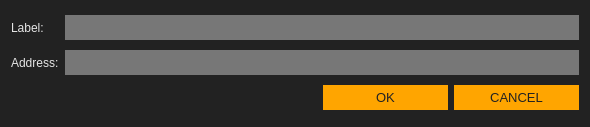
First picture: the form in src/gui/ui/newaddressdialog.ui, repository ConcealNetwork/conceal-desktop, before the edit.
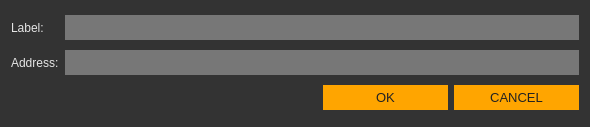
Second picture: the form after the edit.

Diff of the .ui file:
```diff
--- a/src/gui/ui/newaddressdialog.ui
+++ b/src/gui/ui/newaddressdialog.ui
@@ -14,7 +14,7 @@
    <string>New address</string>
   </property>
   <property name="styleSheet">
-   <string notr="true">background-color: #222;
+   <string notr="true">background-color: #333;
 color: #e5e5e5;
 border: 0px;</string>
   </property>
```
